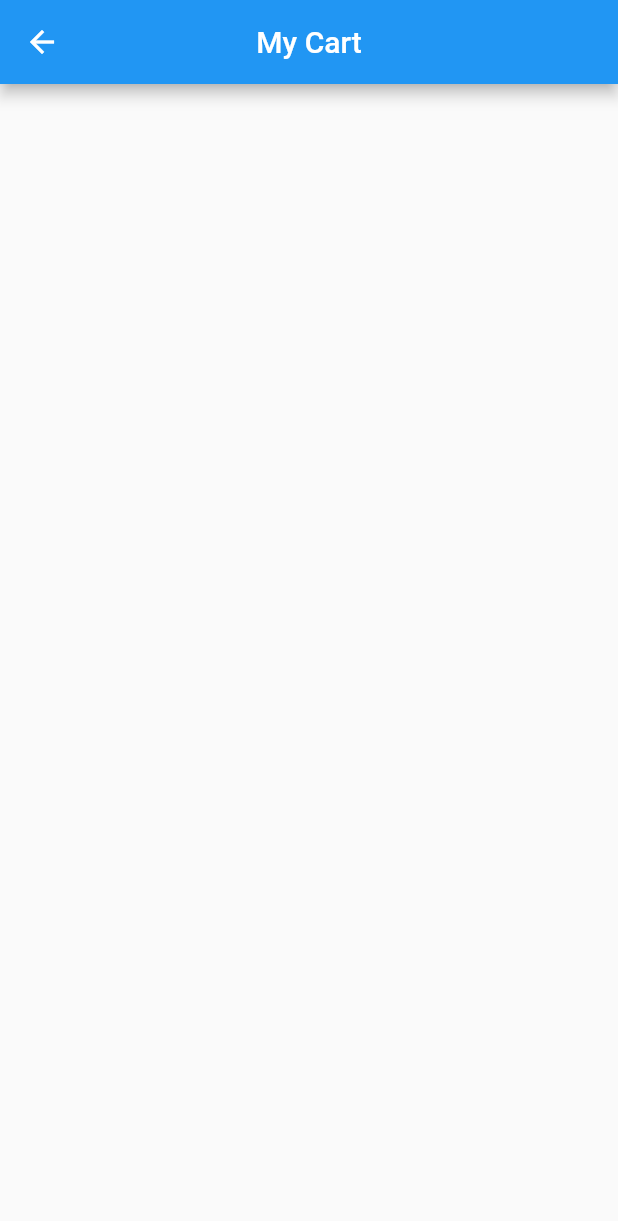
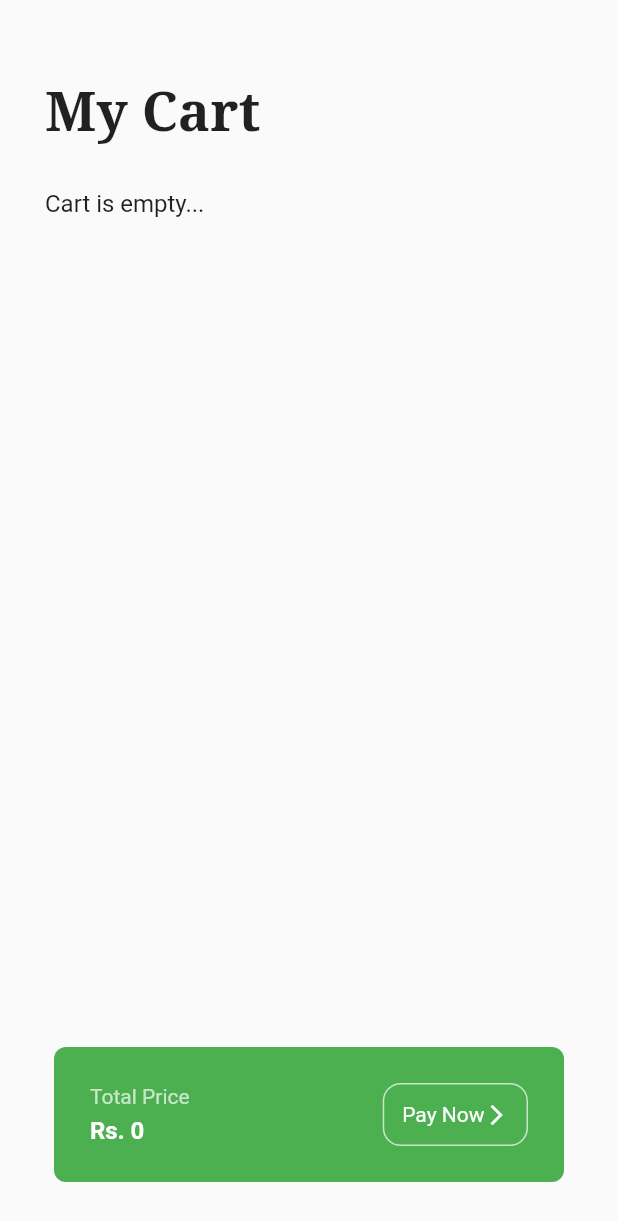
Before and after one commit to MurtazaFlutter/grocery-shopping-app, a Flutter app: the ProductsPage screen opened directly, after a tap on the "shopping bag" icon, on a phone screen of 412 x 824 dp. Shown: the top 1221 px of the screen. Run offline on Flutter 3.47's test engine with Material 2 defaults, Android fonts, the phone set to English and light mode, and no system bars; our stand-ins replace google_fonts.

Commit message:
Add to cart functionality added

```diff
--- a/lib/model/cart_model.dart
+++ b/lib/model/cart_model.dart
@@ -3,7 +3,7 @@ import 'package:flutter/material.dart';
 class CartModel extends ChangeNotifier {
   final List _shopItems = [
     ['Avocado', '100.00', 'lib/images/avocado.png', Colors.green],
-    ['banana', '50.00', 'lib/images/banana.png', Colors.purple],
+    ['Banana', '50.00', 'lib/images/banana.png', Colors.purple],
     ['Chicken', '600.00', 'lib/images/chicken.png', Colors.brown],
     ['Water', '20.00', 'lib/images/water.png', Colors.blue],
   ];
@@ -12,26 +12,31 @@ class CartModel extends ChangeNotifier {
 
   get cartItems => _cartItems;
 
+  get totalPrice => _totalPrice;
+
   final List _cartItems = [];
+
+  String _totalPrice = '0';
 
   void addToCart(int index) {
     _cartItems.add(_shopItems[index]);
+    calculatePrice();
     debugPrint('ITEM: ${_cartItems.length}');
     notifyListeners();
   }
-  // Do it here
 
   void removeFromCart(int index) {
-    _cartItems.removeAt(_shopItems[index]);
+    _cartItems.removeAt(index);
+    calculatePrice();
     notifyListeners();
   }
 
-  String calculatePrice() {
-    double totalPrice = 0.0;
+  void calculatePrice() {
+    double price = 0.0;
     for (int i = 0; i < _cartItems.length; i++) {
-      totalPrice += double.parse(_cartItems[i][1]);
-      notifyListeners();
+      price += double.parse(_cartItems[i][1]);
     }
-    return totalPrice.toStringAsFixed(2);
+    _totalPrice = price.toStringAsFixed(2);
+    notifyListeners();
   }
 }
--- a/lib/screens/cart_screen.dart
+++ b/lib/screens/cart_screen.dart
@@ -1,27 +1,48 @@
+// ignore_for_file: prefer_interpolation_to_compose_strings
+
 import 'package:flutter/material.dart';
+import 'package:google_fonts/google_fonts.dart';
 import 'package:grocery_app_flutter/model/cart_model.dart';
 import 'package:provider/provider.dart';
 
-class CartScreen extends StatefulWidget {
-  const CartScreen({super.key});
+class CartScreen extends StatelessWidget {
+  const CartScreen({Key? key}) : super(key: key);
 
-  @override
-  State<CartScreen> createState() => _CartScreenState();
-}
-
-class _CartScreenState extends State<CartScreen> {
   @override
   Widget build(BuildContext context) {
     return Scaffold(
-      appBar: AppBar(
-        title: const Text('My Cart'),
-        centerTitle: true,
-      ),
       body: Consumer<CartModel>(
         builder: (context, value, child) {
           return Column(
+            crossAxisAlignment: CrossAxisAlignment.start,
             children: [
-              Expanded(
+              const SizedBox(
+                height: 24,
+              ),
+              Padding(
+                padding: const EdgeInsets.symmetric(
+                  horizontal: 30,
+                  vertical: 30,
+                ),
+                child: Text(
+                  'My Cart',
+                  style: GoogleFonts.notoSerif(
+                    fontSize: 36,
+                    fontWeight: FontWeight.bold,
+                  ),
+                ),
+              ),
+              value.cartItems.length == 0
+                  ? const Padding(
+                      padding: EdgeInsets.symmetric(horizontal: 30),
+                      child: Text(
+                        'Cart is empty...',
+                        style: TextStyle(
+                          fontSize: 16,
+                        ),
+                      ),
+                    )
+                  : Expanded(
                       child: ListView.builder(
                           itemCount: value.cartItems.length,
                           padding: const EdgeInsets.all(12),
@@ -38,11 +59,74 @@ class _CartScreenState extends State<CartScreen> {
                                       height: 36,
                                     ),
                                     title: Text('${value.cartItems[index][0]}'),
-                              subtitle: Text('Rs.' + value.cartItems[index][1]),
-                            ),
+                                    subtitle:
+                                        Text('Rs.' + value.cartItems[index][1]),
+                                    trailing: IconButton(
+                                        onPressed: () {
+                                          Provider.of<CartModel>(context,
+                                                  listen: false)
+                                              .removeFromCart(index);
+                                        },
+                                        icon: const Icon(Icons.cancel))),
                               ),
                             );
                           }))),
+              const Spacer(),
+              Padding(
+                padding: const EdgeInsets.all(36.0),
+                child: Container(
+                    decoration: BoxDecoration(
+                        color: Colors.green,
+                        borderRadius: BorderRadius.circular(8)),
+                    padding: const EdgeInsets.all(24),
+                    child: Row(
+                      mainAxisAlignment: MainAxisAlignment.spaceBetween,
+                      children: [
+                        Column(
+                          crossAxisAlignment: CrossAxisAlignment.start,
+                          children: [
+                            Text(
+                              'Total Price',
+                              style: TextStyle(color: Colors.green[100]),
+                            ),
+                            const SizedBox(
+                              height: 5,
+                            ),
+                            Text(
+                              'Rs. ${value.totalPrice}', //'Rs.${value.calculatePrice()}',
+                              style: const TextStyle(
+                                color: Colors.white,
+                                fontSize: 16,
+                                fontWeight: FontWeight.bold,
+                              ),
+                            )
+                          ],
+                        ),
+                        Container(
+                          decoration: BoxDecoration(
+                            border: Border.all(color: Colors.green.shade100),
+                            borderRadius: BorderRadius.circular(12),
+                          ),
+                          padding: const EdgeInsets.all(12),
+                          child: Row(
+                            children: const [
+                              Text(
+                                'Pay Now',
+                                style: TextStyle(
+                                  color: Colors.white,
+                                ),
+                              ),
+                              Icon(
+                                Icons.arrow_forward_ios,
+                                size: 16,
+                                color: Colors.white,
+                              )
+                            ],
+                          ),
+                        )
+                      ],
+                    )),
+              )
             ],
           );
         },
--- a/lib/screens/intro_screen.dart
+++ b/lib/screens/intro_screen.dart
@@ -26,9 +26,7 @@ class IntroPage extends StatelessWidget {
               fontWeight: FontWeight.bold,
             ),
           ),
-          const SizedBox(
-            height: 24,
-          ),
+          const Spacer(),
           const Text(
             'Order fresh groceries',
             textAlign: TextAlign.center,
--- a/lib/screens/products_page.dart
+++ b/lib/screens/products_page.dart
@@ -18,9 +18,10 @@ class _ProductsPageState extends State<ProductsPage> {
     return Scaffold(
       floatingActionButton: FloatingActionButton(
         onPressed: () {
-          Navigator.push(context, MaterialPageRoute(builder: ((context) {
-            return const CartScreen();
-          })));
+          Navigator.push(
+            context,
+            MaterialPageRoute(builder: (context) => const CartScreen()),
+          );
         },
         backgroundColor: Colors.black,
         child: const Icon(Icons.shopping_bag),
@@ -63,7 +64,7 @@ class _ProductsPageState extends State<ProductsPage> {
             const Padding(
               padding: EdgeInsets.symmetric(horizontal: 24),
               child: Text(
-                'Fesh items',
+                'Fresh items',
                 style: TextStyle(
                   fontSize: 16,
                 ),
--- a/lib/widgets/grocery_items.dart
+++ b/lib/widgets/grocery_items.dart
@@ -1,14 +1,12 @@
-// ignore_for_file: must_be_immutable
-
 import 'package:flutter/material.dart';
 
 class GroceryItemTile extends StatelessWidget {
   final String itemName;
-  final Color color;
+  final color;
   final String imagePath;
   final String itemPrice;
-  void Function()? onPress;
-  GroceryItemTile({
+  final void Function()? onPress;
+  const GroceryItemTile({
     super.key,
     required this.itemName,
     required this.color,
@@ -34,7 +32,7 @@ class GroceryItemTile extends StatelessWidget {
             Text(itemName),
             MaterialButton(
               onPressed: onPress,
-              color: color,
+              color: color[700],
               child: Text(
                 'Rs $itemPrice',
                 style: const TextStyle(
```
Lines whose indentation alone changed are shown as unchanged.
